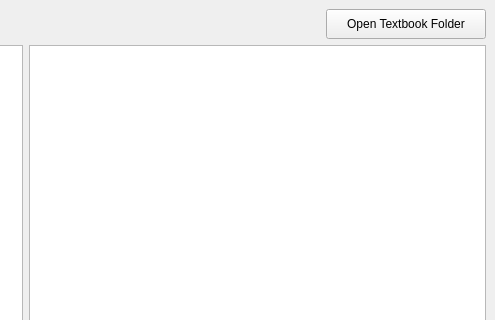
First picture: the form in gui/ui/course_detail.ui, repository s1lently/canvas_decon, before the edit; both pictures show x 905 to 1400 and y 0 to 320 of the 1400 by 800 pixel window.
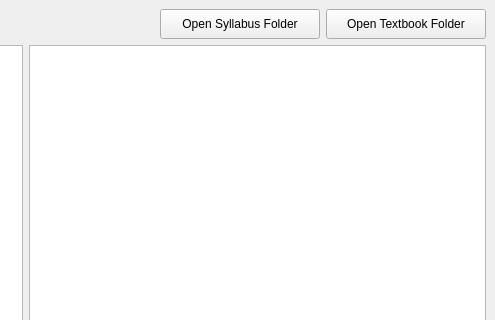
Second picture: the form after the edit.

Commit message:
Migrate to lightweight Google SDK and UI improvements
- Migrate from google-generativeai to google-genai (reduces app size by 106MB)
- Update func/upPromptFiles.py to use new SDK API
- Remove syllabus_extractor.log file handler (fixes read-only filesystem error)
- Add "Open Syllabus Folder" button in CourseDetail window
- Update requirements.txt with new dependencies

🤖 Generated with [Claude Code](https://claude.com/claude-code)

What changed in the file:
```diff
--- a/gui/ui/course_detail.ui
+++ b/gui/ui/course_detail.ui
@@ -60,6 +60,19 @@
         </property>
        </spacer>
       </item>
+      <item>
+       <widget class="QPushButton" name="openSyllabusFolderBtn">
+        <property name="text">
+         <string>Open Syllabus Folder</string>
+        </property>
+        <property name="minimumSize">
+         <size>
+          <width>160</width>
+          <height>30</height>
+         </size>
+        </property>
+       </widget>
+      </item>
       <item>
        <widget class="QPushButton" name="openTextbookFolderBtn">
         <property name="text">
```
The commit also changes 7 other files.
